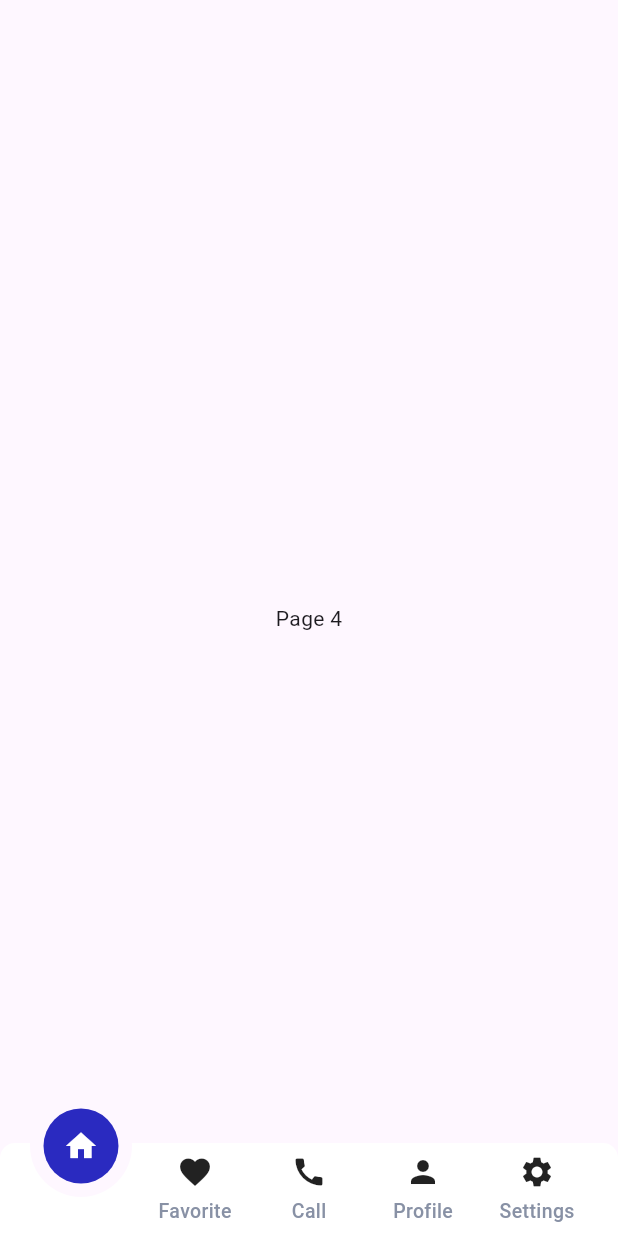
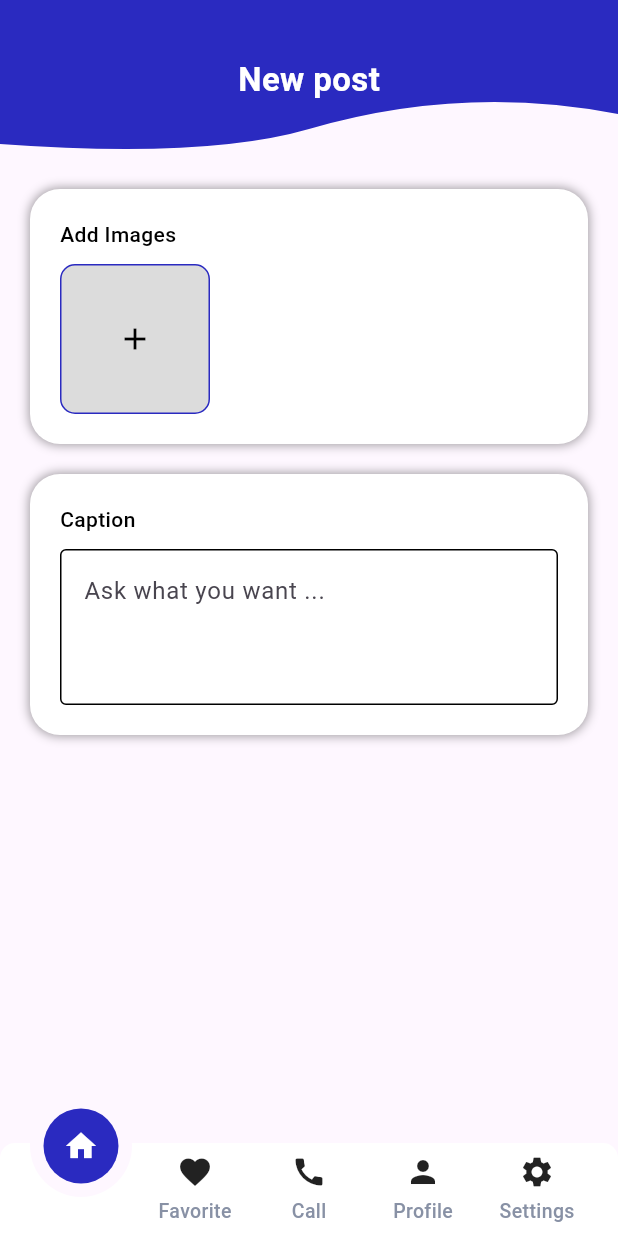
Before and after one commit to sedrabarakat/Doctors-Medical-Center-App, a Flutter app: the BottomNavigationScreen screen opened by its route, swiped to page 4, on a phone screen of 412 x 824 dp. Run offline on Flutter 3.47's test engine with Material 3 defaults, Android fonts, the light colour scheme and no system bars; drawn by our look-alikes of animated_notch_bottom_bar; our stand-ins replace animate_do, bloc, dartz, dio, flutter_bloc, flutter_custom_clippers and 9 more; missing offline and left inert: floating_bubbles, flutter_timer_countdown.

Commit message:
new post screen

```diff
--- a/lib/core/domain/urls/app_url.dart
+++ b/lib/core/domain/urls/app_url.dart
@@ -1,4 +1,4 @@
-const baseServ = "http://192.168.1.10:8000/";
+const baseServ = "http://192.168.1.13:8000/";
 const baseUrl = "${baseServ}api/";
 const auth = 'auth/';
 
--- a/lib/core/utils/style_manager.dart
+++ b/lib/core/utils/style_manager.dart
@@ -54,7 +54,7 @@ class StyleManager {
     color: ColorsHelper.white,
   );
   static TextStyle fontMedium14 = const TextStyle(
-    fontSize: 16,
+    fontSize: 14,
     fontWeight: FontWeight.w500,
     color: ColorsHelper.white,
   );
--- /dev/null
+++ b/lib/core/widgets/clip_path_container.dart
@@ -0,0 +1,35 @@
+import 'package:doctor_app/core/helper/dimension_helper.dart';
+import 'package:doctor_app/core/utils/style_manager.dart';
+import 'package:flutter/material.dart';
+import 'package:flutter_custom_clippers/flutter_custom_clippers.dart';
+
+import '../../../../../core/helper/color_helper.dart';
+
+PreferredSizeWidget clipPathContainer({
+  required BuildContext context,
+  required String label,
+}) {
+  return PreferredSize(
+    preferredSize: Size(
+      DimensionsHelper.widthPercentage(context, 100),
+      kToolbarHeight + 50,
+    ),
+    child: ClipPath(
+      clipper: WaveClipperOne(),
+      child: Stack(
+        children: [
+          Container(
+            width: double.infinity,
+            color: ColorsHelper.primary,
+          ),
+          Align(
+              alignment: Alignment.center,
+              child: Text(
+                label,
+                style: StyleManager.fontBold22.copyWith(color: Colors.white),
+              )),
+        ],
+      ),
+    ),
+  );
+}
--- /dev/null
+++ b/lib/core/widgets/flexible_app_bar.dart
@@ -0,0 +1,27 @@
+import 'package:flutter/cupertino.dart';
+import 'package:flutter/material.dart';
+
+import '../helper/color_helper.dart';
+import '../utils/style_manager.dart';
+
+PreferredSizeWidget appBarS({
+  required String title,
+}) {
+  return AppBar(
+    flexibleSpace: FlexibleSpaceBar(
+      centerTitle: true,
+      title: Text(title, style: StyleManager.fontMedium18),
+      background: Container(
+          color: ColorsHelper.primary), // Solid color, no transparency
+    ),
+    surfaceTintColor: ColorsHelper.primary,
+    backgroundColor: ColorsHelper.primary,
+    /*leading: IconButton(
+      onPressed: (){},
+      icon: const Icon(
+        Icons.arrow_back_ios,
+        color: ColorsHelper.white,
+      ),
+    ),*/
+  );
+}
--- a/lib/src/features/bottom_navigation_screen/bottom_navigation_screen.dart
+++ b/lib/src/features/bottom_navigation_screen/bottom_navigation_screen.dart
@@ -1,6 +1,8 @@
 import 'package:animated_notch_bottom_bar/animated_notch_bottom_bar/animated_notch_bottom_bar.dart';
 import 'package:doctor_app/core/helper/color_helper.dart';
 import 'package:doctor_app/core/utils/style_manager.dart';
+import 'package:doctor_app/src/features/patient_profile/presentation/pages/patient_profile_screen.dart';
+import 'package:doctor_app/src/features/posts/presentation/pages/new_post_screen.dart';
 import 'package:flutter/material.dart';
 
 class BottomNavigationScreen extends StatefulWidget {
@@ -20,7 +22,7 @@ class _BottomNavigationScreenState extends State<BottomNavigationScreen> {
     const Test1(),
     const Test2(),
     const Test3(),
-    const Test4(),
+    NewPostScreen(),
     const Test5(),
   ];
   @override
--- /dev/null
+++ b/lib/src/features/posts/presentation/pages/new_post_screen.dart
@@ -0,0 +1,119 @@
+import 'package:doctor_app/core/helper/color_helper.dart';
+import 'package:doctor_app/core/helper/dimension_helper.dart';
+import 'package:doctor_app/core/utils/style_manager.dart';
+import 'package:doctor_app/core/widgets/clip_path_container.dart';
+import 'package:flutter/material.dart';
+
+class NewPostScreen extends StatelessWidget {
+  const NewPostScreen({super.key});
+
+  @override
+  Widget build(BuildContext context) {
+    return Scaffold(
+      appBar: clipPathContainer(context: context, label: "New post"),
+      body: Padding(
+        padding: const EdgeInsets.all(AppSize.screenPadding),
+        child: SingleChildScrollView(
+          child: Column(
+            children: [
+              Container(
+                padding: const EdgeInsets.all(AppSize.size20),
+                width: double.infinity,
+                decoration: BoxDecoration(
+                  color: Colors.white,
+                  boxShadow: const [
+                    BoxShadow(
+                      color: Colors.black38,
+                      spreadRadius: .2,
+                      blurRadius: 5,
+                    ),
+                  ],
+                  borderRadius: BorderRadius.circular(20),
+                ),
+                child: Column(
+                  crossAxisAlignment: CrossAxisAlignment.start,
+                  children: [
+                    Text(
+                      "Add Images",
+                      style: StyleManager.fontMedium14.copyWith(
+                        color: ColorsHelper.black,
+                      ),
+                    ),
+                    const SizedBox(
+                      height: AppSize.size10,
+                    ),
+                    Container(
+                      width: 100,
+                      height: 100,
+                      decoration: BoxDecoration(
+                        color: ColorsHelper.lightestGrey,
+                        borderRadius: BorderRadius.circular(10),
+                        border: Border.all(color: ColorsHelper.primary),
+                      ),
+                      child: const Center(
+                        child: Icon(
+                          Icons.add,
+                          color: ColorsHelper.black,
+                        ),
+                      ),
+                    ),
+                  ],
+                ),
+              ),
+              const SizedBox(
+                height: AppSize.size20,
+              ),
+              Container(
+                width: double.infinity,
+                padding: const EdgeInsets.all(AppSize.size20),
+                decoration: BoxDecoration(
+                  color: Colors.white,
+                  boxShadow: const [
+                    BoxShadow(
+                      color: Colors.black38,
+                      spreadRadius: .2,
+                      blurRadius: 5,
+                    ),
+                  ],
+                  borderRadius: BorderRadius.circular(20),
+                ),
+                child: Column(
+                  crossAxisAlignment: CrossAxisAlignment.start,
+                  children: [
+                    Text(
+                      "Caption",
+                      style: StyleManager.fontMedium14.copyWith(
+                        color: ColorsHelper.black,
+                      ),
+                    ),
+                    const SizedBox(
+                      height: AppSize.size10,
+                    ),
+                    TextFormField(
+                      cursorColor: ColorsHelper.primary,
+                      minLines: 3,
+                      maxLines: 10,
+                      decoration: InputDecoration(
+                        enabledBorder: _buildBorder(Colors.black),
+                        focusedBorder: _buildBorder(ColorsHelper.primary),
+                        hintText: "Ask what you want ...",
+                      ),
+                    )
+                  ],
+                ),
+              ),
+            ],
+          ),
+        ),
+      ),
+    );
+  }
+
+  OutlineInputBorder _buildBorder(Color color) {
+    return OutlineInputBorder(
+      borderSide: BorderSide(
+        color: color,
+      ),
+    );
+  }
+}
--- a/pubspec.yaml
+++ b/pubspec.yaml
@@ -57,6 +57,8 @@ dependencies:
   flutter_staggered_animations: ^1.1.1
   image_picker: ^1.1.2
   animated_notch_bottom_bar: ^1.0.3
+  flutter_custom_clippers: ^2.1.0
+  flutter_screenutil: ^5.9.3
 
 dev_dependencies:
   flutter_test:
```
Also changed, not shown: pubspec.lock.
